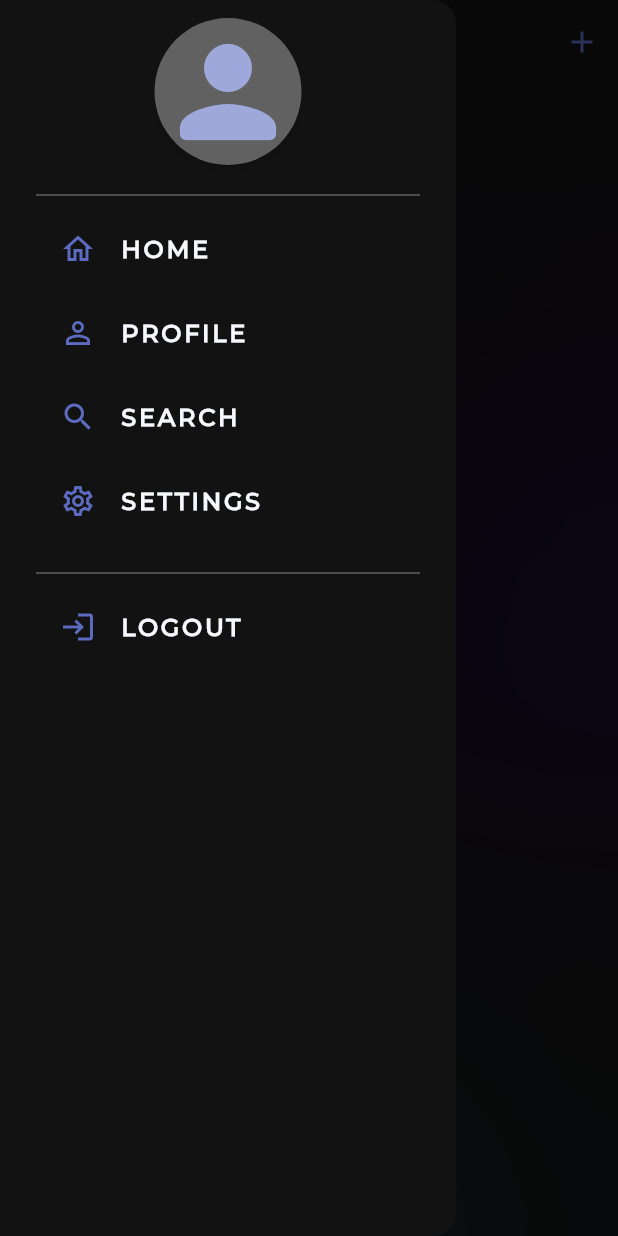
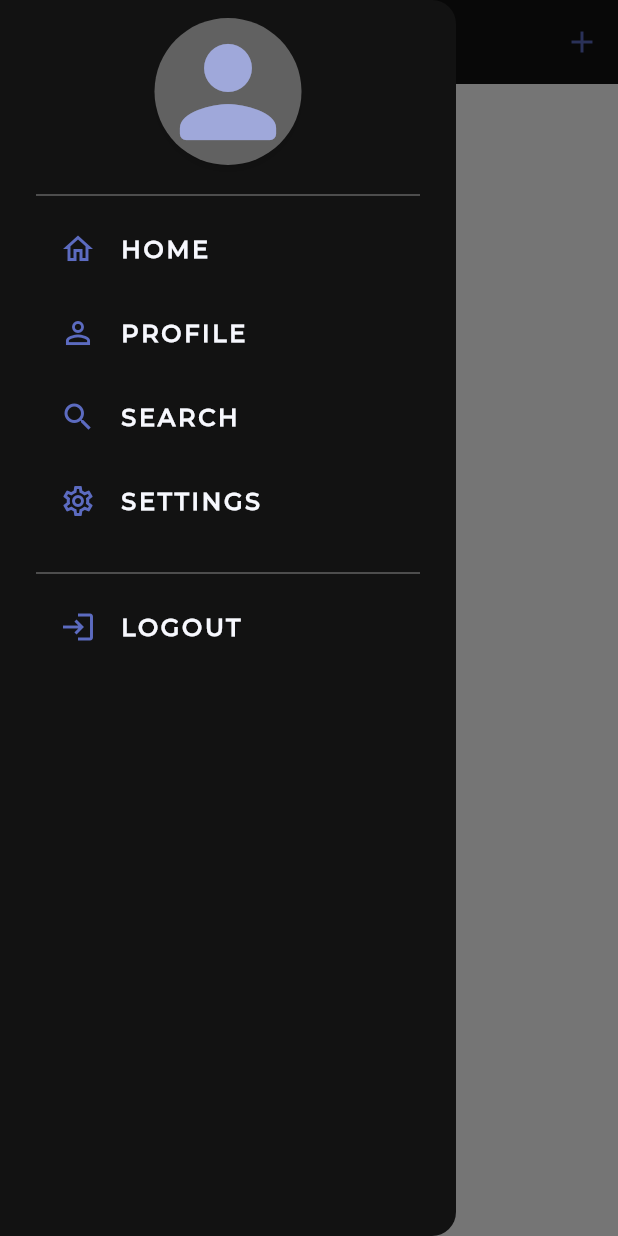
Before and after one commit to NovaLogics/lyxa-live-flutter-app, a Flutter app: the HomeScreen screen opened directly, with the side drawer open, on a phone screen of 412 x 824 dp. Run offline on Flutter 3.47's test engine with Material 3 defaults, Android fonts, the phone set to English and light mode, and no system bars; drawn by our look-alikes of cached_network_image; our stand-ins replace carousel_slider, cloud_firestore, file_picker, firebase_auth, firebase_core, firebase_storage and 7 more; accounts and stored records are empty; generated files the repository leaves out were written again; network calls fail.

Commit message:
feat [ shared-widget ]: Update Widget [ ConstrainedScaffold ]

```diff
--- a/lib/src/shared/widgets/responsive/constrained_scaffold.dart
+++ b/lib/src/shared/widgets/responsive/constrained_scaffold.dart
@@ -1,7 +1,5 @@
 import 'package:flutter/material.dart';
-import 'package:lyxa_live/src/core/di/service_locator.dart';
 import 'package:lyxa_live/src/core/resources/app_dimensions.dart';
-import 'package:lyxa_live/src/shared/widgets/gradient_background_unit.dart';
 
 class ConstrainedScaffold extends StatelessWidget {
   final Widget body;
@@ -10,32 +8,24 @@ class ConstrainedScaffold extends StatelessWidget {
 
   const ConstrainedScaffold({
     super.key,
-    required this.body,
     this.appBar,
     this.drawer,
+    required this.body,
   });
 
   @override
   Widget build(BuildContext context) {
     return Scaffold(
-      backgroundColor: Theme.of(context).colorScheme.surface,
+      backgroundColor: Colors.transparent,
       appBar: appBar,
       drawer: drawer,
-      body: Stack(
-        children: [
-          RepaintBoundary(
-            child: getIt<GradientBackgroundUnit>(
-              param1: AppDimens.containerSize400,
-              param2: BackgroundStyle.home,
-            ),
+      body: Center(
+        child: ConstrainedBox(
+          constraints: const BoxConstraints(
+            maxWidth: AppDimens.containerSize430,
           ),
-          Center(
-            child: ConstrainedBox(
-              constraints: const BoxConstraints(maxWidth: 430),
-              child: body,
-            ),
-          ),
-        ],
+          child: body,
+        ),
       ),
     );
   }
```
Also changed, not shown: lib/src/features/home/ui/screens/home_screen.dart (+29 -28 lines).
